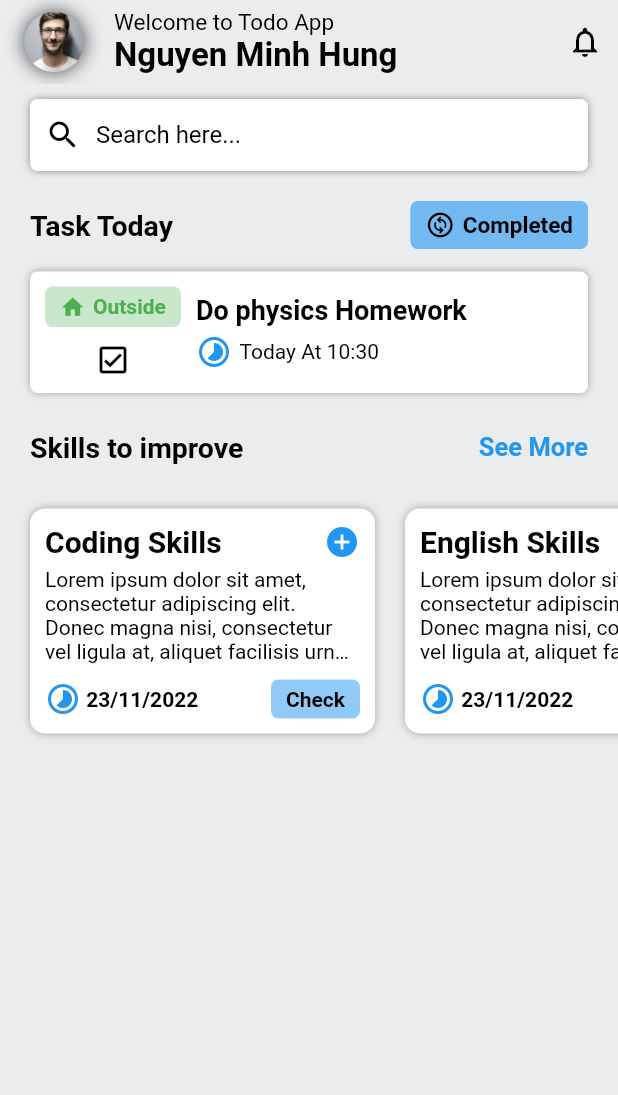
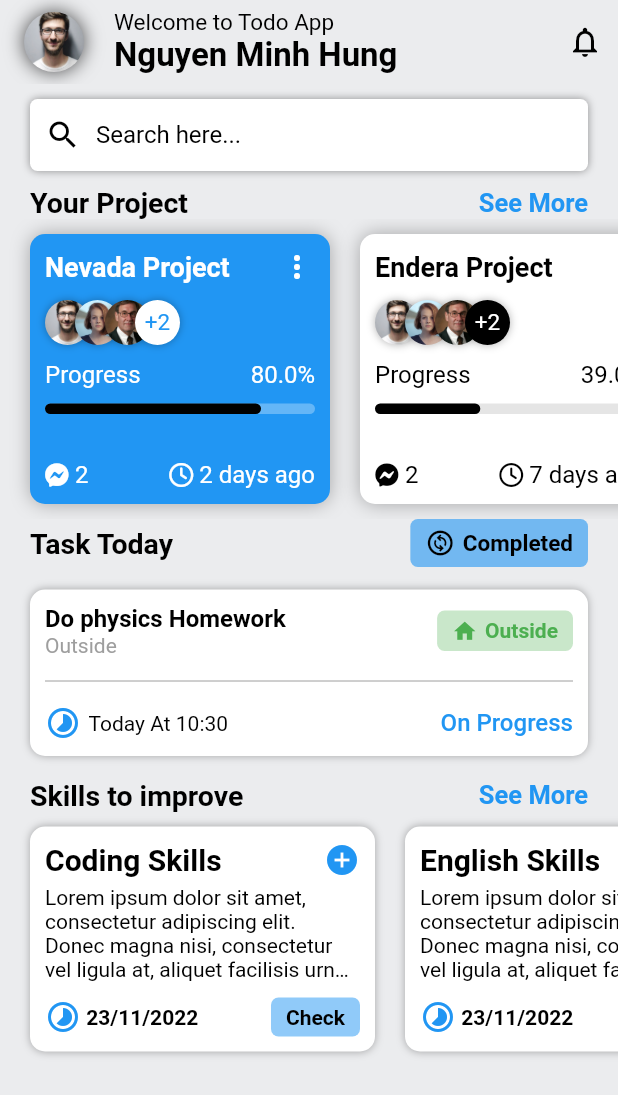
Before and after one commit to minhunsocute/UEH_Project, a Flutter app: the HomeScreen screen opened directly, on a phone screen of 412 x 824 dp. Shown: the top 1095 px of the screen. Run offline on Flutter 3.47's test engine with Material 2 defaults, Android fonts, the phone set to English and light mode, and no system bars; drawn by our look-alikes of calendar_view; our stand-ins replace animated_bottom_navigation_bar, badges, fl_chart, font_awesome_flutter, get, modal_bottom_sheet and 4 more; accounts and stored records are empty; Roboto replaces fonts that are missing (Montserrat); statements that could not run were skipped.

Commit message:
fix home screen UI

```diff
--- a/lib/features/staff/home_screen/screens/home_screen.dart
+++ b/lib/features/staff/home_screen/screens/home_screen.dart
@@ -6,6 +6,9 @@ import 'package:ueh_project/widgets/custom_button.dart';
 import '../../../../routes/route_name.dart';
 import '../../../../widgets/skill_improve_card.dart';
 import '../../../../widgets/task_card.dart';
+import 'package:font_awesome_flutter/font_awesome_flutter.dart';
+
+import '../widgets/project_item.dart';
 
 List<Map<String, dynamic>> fakeTask = [
   {
@@ -144,7 +147,67 @@ class HomeScreen extends StatelessWidget {
               ],
             ),
           ),
-          const SizedBox(height: 20.0),
+          const SizedBox(height: 10.0),
+          Padding(
+            padding: const EdgeInsets.symmetric(horizontal: 20.0),
+            child: Row(
+              mainAxisAlignment: MainAxisAlignment.spaceBetween,
+              children: [
+                const Text(
+                  'Your Project',
+                  style: TextStyle(
+                    color: AppColors.textColor,
+                    fontWeight: FontWeight.bold,
+                    fontSize: 19.0,
+                  ),
+                ),
+                InkWell(
+                  onTap: () {},
+                  child: const Text(
+                    'See More',
+                    style: TextStyle(
+                      color: AppColors.primaryColor,
+                      fontWeight: FontWeight.bold,
+                      fontSize: 17.0,
+                    ),
+                  ),
+                ),
+              ],
+            ),
+          ),
+          SizedBox(
+            height: 200,
+            width: double.infinity,
+            child: ListView(
+              scrollDirection: Axis.horizontal,
+              physics: const BouncingScrollPhysics(
+                parent: AlwaysScrollableScrollPhysics(),
+              ),
+              children: const [
+                ProjectListItem(
+                  mainTitle: "Nevada Project",
+                  progress: 0.8,
+                  message: 2,
+                  day: 2,
+                  checkHeader: true,
+                ),
+                ProjectListItem(
+                  mainTitle: "Endera Project",
+                  progress: 0.39,
+                  message: 2,
+                  day: 7,
+                  checkHeader: false,
+                ),
+                ProjectListItem(
+                  mainTitle: "Nevada Project",
+                  progress: 0.2,
+                  message: 2,
+                  day: 2,
+                  checkHeader: false,
+                )
+              ],
+            ),
+          ),
           Padding(
             padding: const EdgeInsets.symmetric(horizontal: 20.0),
             child: Row(
@@ -213,7 +276,7 @@ class HomeScreen extends StatelessWidget {
                   ),
                 ],
               )),
-          const SizedBox(height: 20.0),
+          const SizedBox(height: 10.0),
           Padding(
             padding: const EdgeInsets.symmetric(horizontal: 20.0),
             child: Row(
@@ -241,7 +304,6 @@ class HomeScreen extends StatelessWidget {
               ],
             ),
           ),
-          const SizedBox(height: 20.0),
           SizedBox(
             width: double.infinity,
             height: 170,
--- /dev/null
+++ b/lib/features/staff/home_screen/widgets/project_item.dart
@@ -0,0 +1,209 @@
+import 'package:flutter/material.dart';
+import 'package:font_awesome_flutter/font_awesome_flutter.dart';
+
+import '../../../../constants/app_color.dart';
+
+class ProjectListItem extends StatelessWidget {
+  final String mainTitle;
+  final double progress;
+  final int message;
+  final int day;
+  final bool checkHeader;
+  const ProjectListItem({
+    Key? key,
+    required this.mainTitle,
+    required this.progress,
+    required this.message,
+    required this.day,
+    required this.checkHeader,
+  }) : super(key: key);
+
+  @override
+  Widget build(BuildContext context) {
+    return Container(
+      width: 200,
+      height: 160,
+      padding: const EdgeInsets.all(10.0),
+      margin: const EdgeInsets.only(left: 20.0, top: 10.0, bottom: 10.0),
+      decoration: BoxDecoration(
+        borderRadius: BorderRadius.circular(10.0),
+        color: (checkHeader) ? AppColors.primaryColor : Colors.white,
+        boxShadow: [
+          BoxShadow(
+            color: AppColors.textColor.withOpacity(0.3),
+            blurRadius: 10.0,
+          ),
+        ],
+      ),
+      child: Column(
+        crossAxisAlignment: CrossAxisAlignment.start,
+        children: [
+          Row(
+            children: [
+              Expanded(
+                child: Text(
+                  mainTitle,
+                  style: TextStyle(
+                    color: checkHeader ? Colors.white : AppColors.textColor,
+                    fontWeight: FontWeight.bold,
+                    fontSize: 18.0,
+                  ),
+                ),
+              ),
+              InkWell(
+                onTap: () {},
+                child: const Icon(
+                  Icons.more_vert,
+                  color: Colors.white,
+                ),
+              ),
+            ],
+          ),
+          const SizedBox(height: 10.0),
+          SizedBox(
+            width: 200,
+            child: Stack(
+              children: [
+                Container(
+                  height: 30,
+                  width: 30,
+                  decoration: BoxDecoration(
+                    boxShadow: AppColors.shadowWidget,
+                    shape: BoxShape.circle,
+                    image: const DecorationImage(
+                      fit: BoxFit.cover,
+                      image: AssetImage('assets/images/person.png'),
+                    ),
+                  ),
+                ),
+                Container(
+                  height: 30,
+                  width: 30,
+                  margin: const EdgeInsets.only(left: 20.0),
+                  decoration: BoxDecoration(
+                    boxShadow: AppColors.shadowWidget,
+                    shape: BoxShape.circle,
+                    image: const DecorationImage(
+                      fit: BoxFit.cover,
+                      image: AssetImage('assets/images/person1.png'),
+                    ),
+                  ),
+                ),
+                Container(
+                  height: 30,
+                  width: 30,
+                  margin: const EdgeInsets.only(left: 40.0),
+                  decoration: BoxDecoration(
+                    boxShadow: AppColors.shadowWidget,
+                    shape: BoxShape.circle,
+                    image: const DecorationImage(
+                      fit: BoxFit.cover,
+                      image: AssetImage('assets/images/person2.png'),
+                    ),
+                  ),
+                ),
+                Container(
+                  height: 30,
+                  width: 30,
+                  margin: const EdgeInsets.only(left: 60.0),
+                  alignment: Alignment.center,
+                  decoration: BoxDecoration(
+                    boxShadow: AppColors.shadowWidget,
+                    shape: BoxShape.circle,
+                    color: checkHeader ? Colors.white : Colors.black,
+                  ),
+                  child: Text(
+                    '+2',
+                    style: TextStyle(
+                      color:
+                          checkHeader ? AppColors.primaryColor : Colors.white,
+                      fontSize: 15.0,
+                    ),
+                  ),
+                ),
+              ],
+            ),
+          ),
+          const SizedBox(height: 10.0),
+          Row(
+            mainAxisAlignment: MainAxisAlignment.spaceBetween,
+            children: [
+              Text('Progress',
+                  style: TextStyle(
+                      color: checkHeader ? Colors.white : AppColors.textColor,
+                      fontSize: 16.0)),
+              Text(
+                '${progress * 100}%',
+                style: TextStyle(
+                  color: checkHeader ? Colors.white : AppColors.textColor,
+                  fontSize: 16.0,
+                ),
+              ),
+            ],
+          ),
+          const SizedBox(height: 10.0),
+          Stack(
+            children: [
+              Container(
+                width: 180,
+                height: 7.0,
+                decoration: BoxDecoration(
+                  borderRadius: BorderRadius.circular(10.0),
+                  color: checkHeader
+                      ? Colors.white.withOpacity(0.3)
+                      : Colors.black.withOpacity(0.1),
+                ),
+              ),
+              Container(
+                width: 180 * progress,
+                height: 7.0,
+                decoration: BoxDecoration(
+                  borderRadius: BorderRadius.circular(10.0),
+                  color: Colors.black,
+                ),
+              ),
+            ],
+          ),
+          const Spacer(),
+          Row(
+            mainAxisAlignment: MainAxisAlignment.spaceBetween,
+            children: [
+              Row(
+                children: [
+                  Icon(
+                    FontAwesomeIcons.facebookMessenger,
+                    color: checkHeader ? Colors.white : AppColors.textColor,
+                    size: 16.0,
+                  ),
+                  Text(
+                    ' $message',
+                    style: TextStyle(
+                      color: checkHeader ? Colors.white : AppColors.textColor,
+                      fontSize: 16.0,
+                    ),
+                  ),
+                ],
+              ),
+              Row(
+                children: [
+                  Icon(
+                    FontAwesomeIcons.clock,
+                    color: checkHeader ? Colors.white : AppColors.textColor,
+                    size: 16.0,
+                  ),
+                  Text(
+                    ' $day days ago',
+                    style: TextStyle(
+                      color: checkHeader ? Colors.white : AppColors.textColor,
+                      fontSize: 16.0,
+                    ),
+                  ),
+                ],
+              ),
+            ],
+          ),
+        ],
+      ),
+    );
+  }
+}
--- a/lib/features/staff/skill_screen.dart/widgets/recieve_card.dart
+++ b/lib/features/staff/skill_screen.dart/widgets/recieve_card.dart
@@ -125,9 +125,9 @@ class ReciveCard extends StatelessWidget {
                           Column(
                             crossAxisAlignment: CrossAxisAlignment.start,
                             children: [
-                              Text(
+                              const Text(
                                 "Build Wireframe",
-                                style: const TextStyle(
+                                style: TextStyle(
                                   color: Colors.black,
                                   fontWeight: FontWeight.bold,
                                   fontSize: 18.0,
--- a/lib/widgets/task_card.dart
+++ b/lib/widgets/task_card.dart
@@ -34,13 +34,35 @@ class TaskCard extends StatelessWidget {
         decoration: BoxDecoration(
           color: Colors.white,
           boxShadow: AppColors.shadowWidget,
-          borderRadius: BorderRadius.circular(5.0),
+          borderRadius: BorderRadius.circular(10.0),
         ),
-        child: Row(
+        child: Column(
           children: [
-            Column(
-              crossAxisAlignment: CrossAxisAlignment.center,
+            Row(
+              // mainAxisAlignment: MainAxisAlignment.spaceBetween,
               children: [
+                Expanded(
+                  child: Column(
+                    crossAxisAlignment: CrossAxisAlignment.start,
+                    children: [
+                      Text(
+                        title,
+                        style: const TextStyle(
+                          color: AppColors.textColor,
+                          fontWeight: FontWeight.bold,
+                          fontSize: 16.0,
+                        ),
+                      ),
+                      Text(
+                        cateTitle,
+                        style: const TextStyle(
+                          color: Colors.grey,
+                          fontSize: 14.0,
+                        ),
+                      ),
+                    ],
+                  ),
+                ),
                 Container(
                   padding: const EdgeInsets.symmetric(
                       horizontal: 10.0, vertical: 5.0),
@@ -62,29 +84,11 @@ class TaskCard extends StatelessWidget {
                     ],
                   ),
                 ),
-                const SizedBox(height: 10.0),
-                (!check)
-                    ? const Icon(Icons.check_box_outline_blank_sharp,
-                        color: AppColors.textColor)
-                    : const Icon(Icons.check_box_outlined,
-                        color: AppColors.textColor),
               ],
             ),
-            const SizedBox(width: 10.0),
-            Expanded(
-              child: Column(
-                crossAxisAlignment: CrossAxisAlignment.start,
-                children: [
-                  Text(
-                    title,
-                    style: const TextStyle(
-                      overflow: TextOverflow.ellipsis,
-                      color: AppColors.textColor,
-                      fontWeight: FontWeight.bold,
-                      fontSize: 18.0,
-                    ),
-                  ),
-                  const SizedBox(height: 5.0),
+            const SizedBox(height: 8.0),
+            const Divider(color: Colors.grey),
+            const SizedBox(height: 8.0),
             Row(
               children: [
                 const Icon(
@@ -98,11 +102,17 @@ class TaskCard extends StatelessWidget {
                       color: AppColors.textColor,
                       fontSize: 14.0,
                       fontWeight: FontWeight.w400),
-                      )
-                    ],
+                ),
+                const Spacer(),
+                Text(
+                  check ? 'On Progress' : 'Open',
+                  style: TextStyle(
+                    color: check ? AppColors.primaryColor : AppColors.textColor,
+                    fontSize: 16.0,
+                    fontWeight: FontWeight.w500,
+                  ),
                 ),
               ],
-              ),
             ),
           ],
         ),
--- a/pubspec.yaml
+++ b/pubspec.yaml
@@ -47,6 +47,7 @@ dependencies:
   badges: ^2.0.3
   readmore: ^2.2.0
   table_calendar: ^3.0.7
+  font_awesome_flutter: ^10.2.1
 
 dev_dependencies:
   flutter_test:
```
Also changed, not shown: pubspec.lock. Lines whose indentation alone changed are shown as unchanged.
